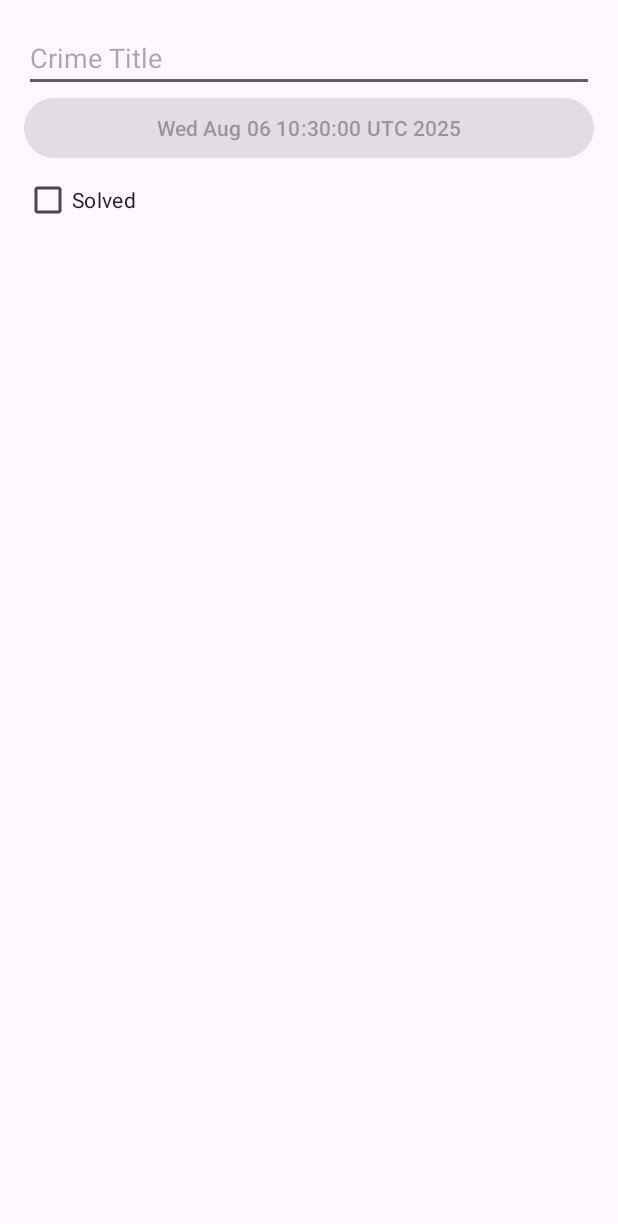
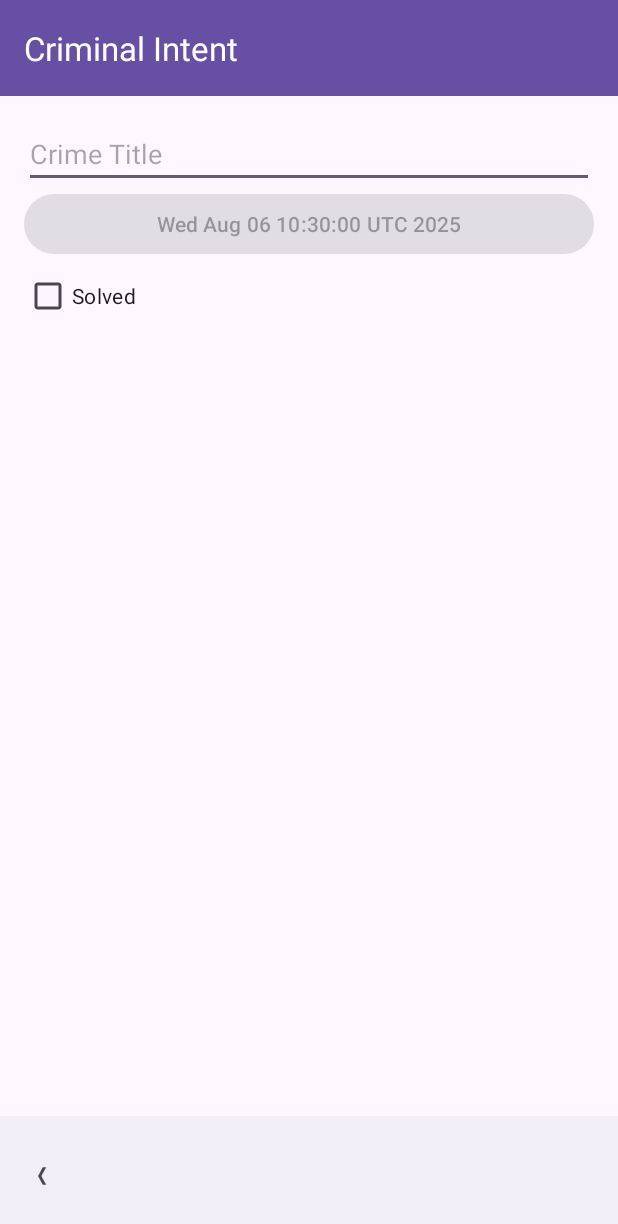
Before and after one commit to mjh096/CriminalIntent, an Android app: the screen it shows after launch (MainActivity), on a phone screen of 412 x 824 dp. Shown: the top 1224 px of the screen. Run offline under Robolectric (Android 15) with nearby library versions, the phone set to English and light mode, and no system bars.

Commit message:
Week 3 - Revised theme, strings and added arrow icons

```diff
--- a/app/src/main/java/com/example/criminalintent/MainActivity.kt
+++ b/app/src/main/java/com/example/criminalintent/MainActivity.kt
@@ -1,14 +1,17 @@
 package com.example.criminalintent
 
 import android.os.Bundle
+import android.widget.Toast
 import androidx.activity.enableEdgeToEdge
 import androidx.appcompat.app.AppCompatActivity
 import androidx.core.view.ViewCompat
 import androidx.core.view.WindowInsetsCompat
+import com.google.android.material.bottomappbar.BottomAppBar
 
 class MainActivity : AppCompatActivity() {
     override fun onCreate(savedInstanceState: Bundle?) {
         super.onCreate(savedInstanceState)
+
         enableEdgeToEdge()
         setContentView(R.layout.activity_main)
         ViewCompat.setOnApplyWindowInsetsListener(findViewById(R.id.main)) { v, insets ->
@@ -16,5 +19,6 @@ class MainActivity : AppCompatActivity() {
             v.setPadding(systemBars.left, systemBars.top, systemBars.right, systemBars.bottom)
             insets
         }
+
     }
 }
--- a/app/src/main/res/layout/activity_main.xml
+++ b/app/src/main/res/layout/activity_main.xml
@@ -1,5 +1,6 @@
 <?xml version="1.0" encoding="utf-8"?>
-<androidx.constraintlayout.widget.ConstraintLayout xmlns:android="http://schemas.android.com/apk/res/android"
+<androidx.constraintlayout.widget.ConstraintLayout
+    xmlns:android="http://schemas.android.com/apk/res/android"
     xmlns:app="http://schemas.android.com/apk/res-auto"
     xmlns:tools="http://schemas.android.com/tools"
     android:id="@+id/main"
@@ -7,14 +8,39 @@
     android:layout_height="match_parent"
     tools:context=".MainActivity">
 
+    <!-- Top App Bar -->
+    <androidx.appcompat.widget.Toolbar
+        android:id="@+id/top_app_bar"
+        android:layout_width="0dp"
+        android:layout_height="?attr/actionBarSize"
+        android:background="?attr/colorPrimary"
+        app:title="@string/app_name"
+        app:titleTextColor="@android:color/white"
+        app:layout_constraintTop_toTopOf="parent"
+        app:layout_constraintStart_toStartOf="parent"
+        app:layout_constraintEnd_toEndOf="parent" />
+
+    <!-- Fragment container (fills space between top and bottom bars) -->
     <androidx.fragment.app.FragmentContainerView
         android:id="@+id/fragment_container"
         android:name="com.example.criminalintent.CrimeDetailFragment"
         android:layout_width="0dp"
         android:layout_height="0dp"
-        app:layout_constraintTop_toTopOf="parent"
-        app:layout_constraintBottom_toBottomOf="parent"
+        app:layout_constraintTop_toBottomOf="@id/top_app_bar"
+        app:layout_constraintBottom_toTopOf="@id/bottom_bar"
         app:layout_constraintStart_toStartOf="parent"
         app:layout_constraintEnd_toEndOf="parent" />
 
+    <!-- Bottom Bar -->
+    <com.google.android.material.bottomappbar.BottomAppBar
+        android:id="@+id/bottom_bar"
+        android:layout_width="0dp"
+        android:layout_height="wrap_content"
+        android:background="?attr/colorPrimary"
+        app:layout_constraintBottom_toBottomOf="parent"
+        app:layout_constraintEnd_toEndOf="parent"
+        app:layout_constraintStart_toStartOf="parent"
+        app:navigationIcon="@drawable/arrow_left"
+        tools:ignore="BottomAppBar" />
+
 </androidx.constraintlayout.widget.ConstraintLayout>
--- a/app/src/main/res/values/strings.xml
+++ b/app/src/main/res/values/strings.xml
@@ -1,5 +1,5 @@
 <resources>
-    <string name="app_name">CriminalIntent</string>
+    <string name="app_name">Criminal Intent</string>
     <string name="crime_title">Crime Title</string>
     <string name="solved">Solved</string>
 </resources>
```
Also changed, not shown: app/src/main/res/drawable-hdpi/arrow_left.png (added), app/src/main/res/drawable-hdpi/arrow_right.png (added), app/src/main/res/drawable-mdpi/arrow_left.png (added), app/src/main/res/drawable-mdpi/arrow_right.png (added), app/src/main/res/drawable-xhdpi/arrow_left.png (added), app/src/main/res/drawable-xhdpi/arrow_right.png (added), app/src/main/res/drawable-xxhdpi/arrow_left.png (added), app/src/main/res/drawable-xxhdpi/arrow_right.png (added), app/src/main/res/drawable-xxxhdpi/arrow_left.png (added), app/src/main/res/drawable-xxxhdpi/arrow_right.png (added).
